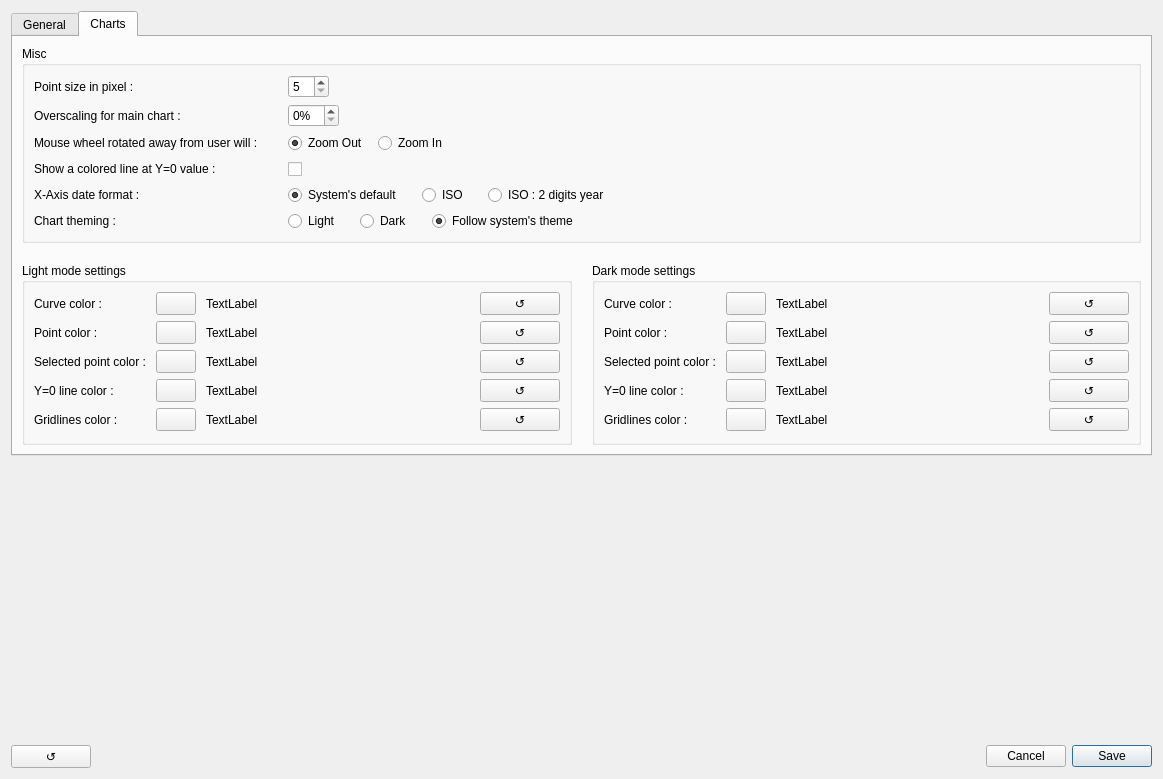
redmoon1945/gbp, file src/optionsdialog.ui: the form before one commit.
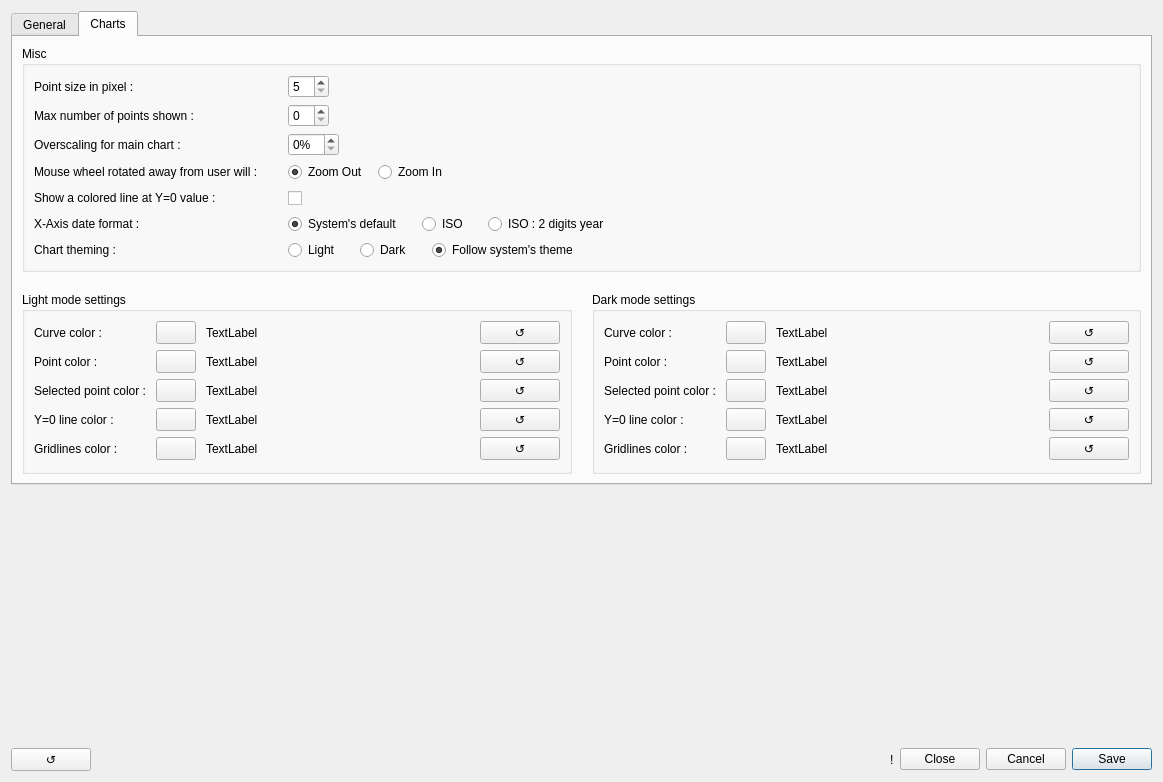
The form after the commit. The open tabs and pages were chosen to show the change.

The edit to the form file:
```diff
--- a/src/optionsdialog.ui
+++ b/src/optionsdialog.ui
@@ -7,7 +7,7 @@
     <x>0</x>
     <y>0</y>
     <width>1163</width>
-    <height>779</height>
+    <height>782</height>
    </rect>
   </property>
   <property name="sizePolicy">
@@ -770,6 +770,40 @@
                </layout>
               </item>
               <item row="1" column="0">
+               <widget class="QLabel" name="maxPointsLabel">
+                <property name="text">
+                 <string>Max number of points shown :</string>
+                </property>
+               </widget>
+              </item>
+              <item row="1" column="1">
+               <layout class="QHBoxLayout" name="horizontalLayoutMaxPoints">
+                <item>
+                 <widget class="QSpinBox" name="maxPointsSpinBox">
+                  <property name="toolTip">
+                   <string>&lt;html&gt;&lt;head/&gt;&lt;body&gt;&lt;p&gt;Maximum number of points shown at once in the Cash Balance chart, the Compare CSD chart and the Visualize Occurrences chart. When there are more of them in view, zoom in to see them.&lt;/p&gt;&lt;/body&gt;&lt;/html&gt;</string>
+                  </property>
+                  <property name="singleStep">
+                   <number>100</number>
+                  </property>
+                 </widget>
+                </item>
+                <item>
+                 <spacer name="horizontalSpacerMaxPoints">
+                  <property name="orientation">
+                   <enum>Qt::Orientation::Horizontal</enum>
+                  </property>
+                  <property name="sizeHint" stdset="0">
+                   <size>
+                    <width>40</width>
+                    <height>20</height>
+                   </size>
+                  </property>
+                 </spacer>
+                </item>
+               </layout>
+              </item>
+              <item row="2" column="0">
                <widget class="QLabel" name="label_8">
                 <property name="font">
                  <font>
@@ -781,7 +815,7 @@
                 </property>
                </widget>
               </item>
-              <item row="1" column="1">
+              <item row="2" column="1">
                <layout class="QHBoxLayout" name="horizontalLayout_17">
                 <item>
                  <widget class="QSpinBox" name="scalingMainChartSpinBox">
@@ -817,14 +851,14 @@
                 </item>
                </layout>
               </item>
-              <item row="2" column="0">
+              <item row="3" column="0">
                <widget class="QLabel" name="label_15">
                 <property name="text">
                  <string>Mouse wheel rotated away from user will :</string>
                 </property>
                </widget>
               </item>
-              <item row="2" column="1">
+              <item row="3" column="1">
                <layout class="QHBoxLayout" name="horizontalLayout_10">
                 <item>
                  <widget class="QRadioButton" name="wheelZoomOutRadioButton">
@@ -880,14 +914,14 @@
                 </item>
                </layout>
               </item>
-              <item row="3" column="0">
+              <item row="4" column="0">
                <widget class="QLabel" name="label_17">
                 <property name="text">
                  <string>Show a colored line at Y=0 value :</string>
                 </property>
                </widget>
               </item>
-              <item row="3" column="1">
+              <item row="4" column="1">
                <layout class="QHBoxLayout" name="horizontalLayout_9">
                 <item>
                  <widget class="QCheckBox" name="showYzeroLineCheckBox">
@@ -920,14 +954,14 @@
                 </item>
                </layout>
               </item>
-              <item row="4" column="0">
+              <item row="5" column="0">
                <widget class="QLabel" name="label_18">
                 <property name="text">
                  <string>X-Axis date format :</string>
                 </property>
                </widget>
               </item>
-              <item row="4" column="1">
+              <item row="5" column="1">
                <layout class="QHBoxLayout" name="horizontalLayout_12">
                 <item>
                  <widget class="QRadioButton" name="xAxisDateLocaleRadioButton">
@@ -1018,7 +1052,7 @@
                 </item>
                </layout>
               </item>
-              <item row="5" column="0">
+              <item row="6" column="0">
                <widget class="QLabel" name="label_2">
                 <property name="font">
                  <font>
@@ -1030,7 +1064,7 @@
                 </property>
                </widget>
               </item>
-              <item row="5" column="1">
+              <item row="6" column="1">
                <layout class="QHBoxLayout" name="horizontalLayout_11">
                 <item>
                  <widget class="QRadioButton" name="chartThemingLightRadioButton">
@@ -2217,6 +2251,29 @@
        </property>
       </spacer>
      </item>
+     <item>
+      <widget class="QLabel" name="modifiedWarningLabel">
+       <property name="toolTip">
+        <string>&lt;html&gt;&lt;head/&gt;&lt;body&gt;&lt;p&gt;The settings have been modified in this window. Click &amp;quot;Save&amp;quot; to save the changes, or &amp;quot;Cancel&amp;quot; to discard them.&lt;/p&gt;&lt;/body&gt;&lt;/html&gt;</string>
+       </property>
+       <property name="text">
+        <string notr="true">!</string>
+       </property>
+      </widget>
+     </item>
+     <item>
+      <widget class="QPushButton" name="closePushButton">
+       <property name="text">
+        <string>Close</string>
+       </property>
+       <property name="autoDefault">
+        <bool>false</bool>
+       </property>
+       <property name="default">
+        <bool>false</bool>
+       </property>
+      </widget>
+     </item>
      <item>
       <widget class="QPushButton" name="cancelPushButton">
        <property name="text">
```
Left out of the diff: 10 changed lines with no effect on the pictures.
